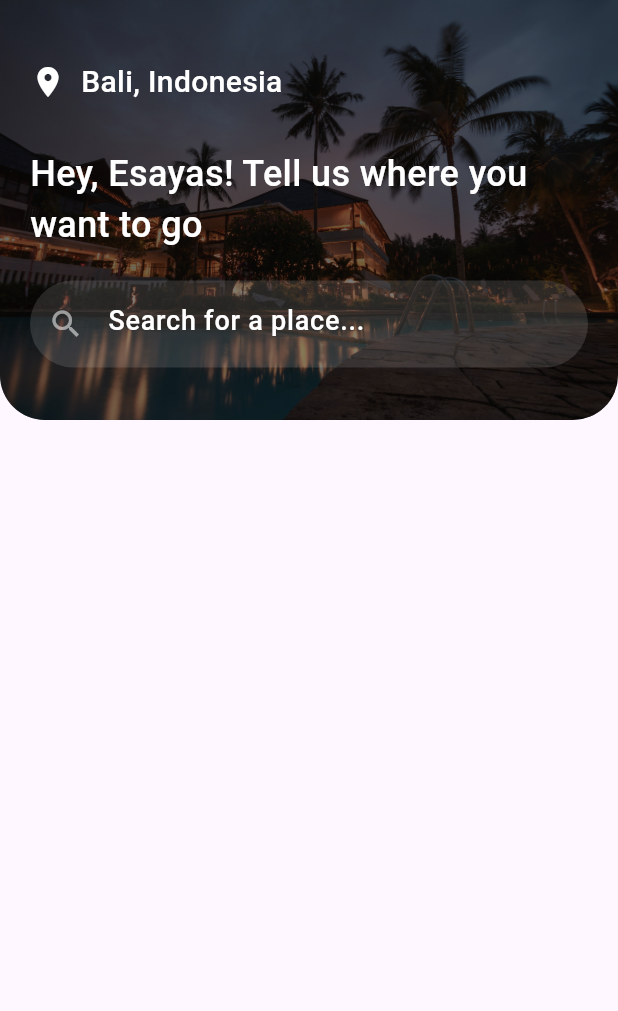
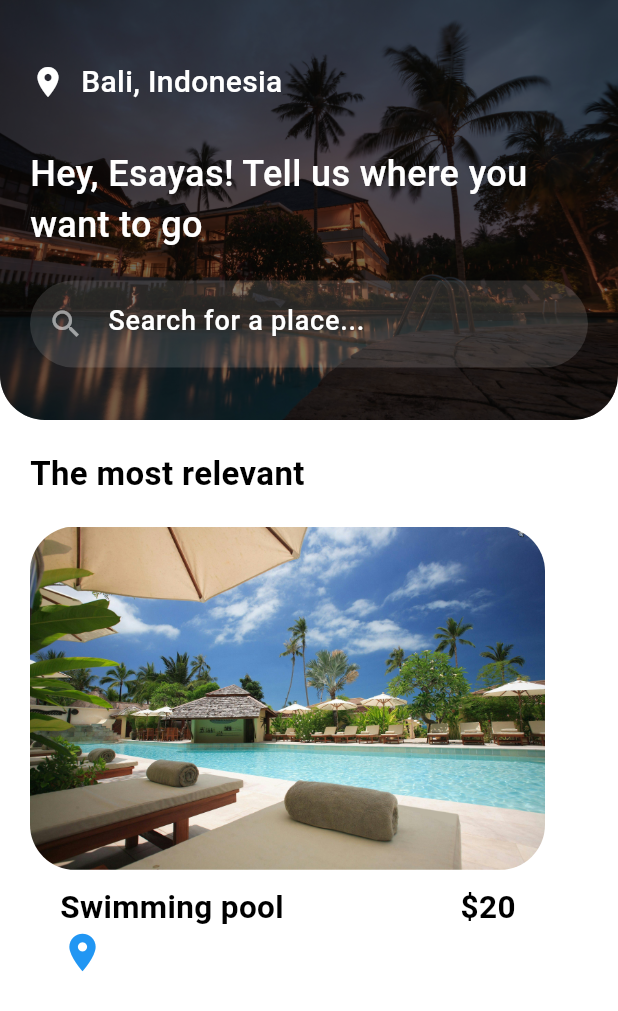
Before and after one commit to addiscodr/hotel-booking-platform, a Flutter app: the screen it shows after launch, on a phone screen of 412 x 824 dp. Shown: the top 1011 px of the screen. Run offline on Flutter 3.47's test engine with Material 3 defaults, Android fonts, the light colour scheme and no system bars.

Commit message:
Modify main.dart, home_page.dart, widget_support.dart

```diff
--- a/lib/main.dart
+++ b/lib/main.dart
@@ -20,3 +20,7 @@ class MyApp extends StatelessWidget {
     );
   }
 }
+
+
+
+// continue from 40:00
--- a/lib/pages/home_page.dart
+++ b/lib/pages/home_page.dart
@@ -12,8 +12,10 @@ class _HomePageState extends State<HomePage> {
   @override
   Widget build(BuildContext context) {
     return Scaffold(
+      backgroundColor: const Color.fromARGB(206, 255, 255, 255),
       body: Container(
         child: Column(
+          crossAxisAlignment: CrossAxisAlignment.start,
           children: [
             Stack(
               children: [
@@ -83,6 +85,74 @@ class _HomePageState extends State<HomePage> {
                 ),
               ],
             ),
+            SizedBox(height: 20),
+
+            Padding(
+              padding: const EdgeInsets.only(left: 20),
+              child: Text(
+                "The most relevant",
+                style: AppWidget.headlineTextStyle(22),
+              ),
+            ),
+            const SizedBox(height: 20),
+            Container(
+              height: 350,
+              child: ListView(
+                scrollDirection: Axis.horizontal,
+                children: [
+                  Container(
+                    decoration: BoxDecoration(
+                      color: Colors.white,
+                      borderRadius: BorderRadius.circular(30),
+                    ),
+                    margin: EdgeInsets.only(left: 20),
+                    child: Column(
+                      crossAxisAlignment: CrossAxisAlignment.start,
+                      children: [
+                        ClipRRect(
+                          borderRadius: BorderRadius.circular(30),
+                          child: Image.asset(
+                            "assets/images/hotel1.jpg",
+                            width: MediaQuery.of(context).size.width / 1.2,
+                          ),
+                        ),
+                        const SizedBox(height: 10),
+                        Padding(
+                          padding: const EdgeInsets.only(left: 20),
+                          child: Row(
+                            children: [
+                              Text(
+                                "Swimming pool",
+                                style: AppWidget.headlineTextStyle(21),
+                              ),
+                              SizedBox(
+                                width: MediaQuery.of(context).size.width / 3.5,
+                              ),
+                              Text(
+                                "\$20",
+                                style: AppWidget.headlineTextStyle(21),
+                              ),
+                            ],
+                          ),
+                        ),
+                        Padding(
+                          padding: const EdgeInsets.only(left: 20),
+                          child: Row(
+                            children: [
+                              Icon(
+                                Icons.location_on,
+                                color: Colors.blue,
+                                size: 30,
+                              ),
+                            ],
+                          ),
+                        ),
+                      ],
+                    ),
+                  ),
+                ],
+              ),
+            ),
           ],
         ),
       ),
--- a/lib/services/widget_support.dart
+++ b/lib/services/widget_support.dart
@@ -8,4 +8,12 @@ class AppWidget {
       fontWeight: FontWeight.w500,
     );
   }
+
+  static TextStyle headlineTextStyle(double size) {
+    return TextStyle(
+      color: Colors.black,
+      fontSize: size,
+      fontWeight: FontWeight.bold,
+    );
+  }
 }
```
